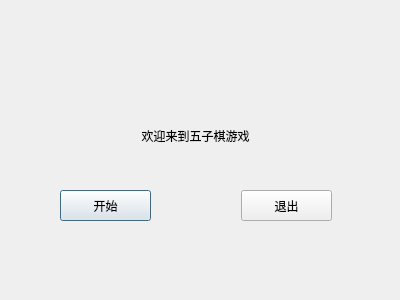
Qt form welcome.ui (Booooooooooo/gobang) before a commit.
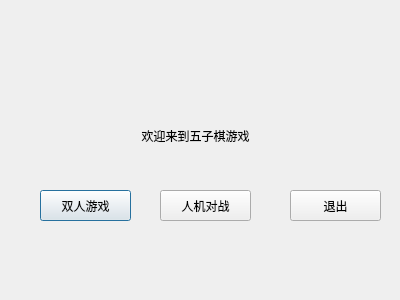
The same form after that commit.

Commit message: 人机游戏 已实现掷骰子及计算权值

What changed in the file:
```diff
--- a/welcome.ui
+++ b/welcome.ui
@@ -32,20 +32,20 @@
   <widget class="QPushButton" name="begin">
    <property name="geometry">
     <rect>
-     <x>60</x>
+     <x>40</x>
      <y>190</y>
      <width>91</width>
      <height>31</height>
     </rect>
    </property>
    <property name="text">
-    <string>开始</string>
+    <string>双人游戏</string>
    </property>
   </widget>
   <widget class="QPushButton" name="close">
    <property name="geometry">
     <rect>
-     <x>241</x>
+     <x>290</x>
      <y>190</y>
      <width>91</width>
      <height>31</height>
@@ -55,6 +55,19 @@
     <string>退出</string>
    </property>
   </widget>
+  <widget class="QPushButton" name="ai">
+   <property name="geometry">
+    <rect>
+     <x>160</x>
+     <y>190</y>
+     <width>91</width>
+     <height>31</height>
+    </rect>
+   </property>
+   <property name="text">
+    <string>人机对战</string>
+   </property>
+  </widget>
  </widget>
  <resources/>
  <connections>
```
The commit also changes 18 other files.
